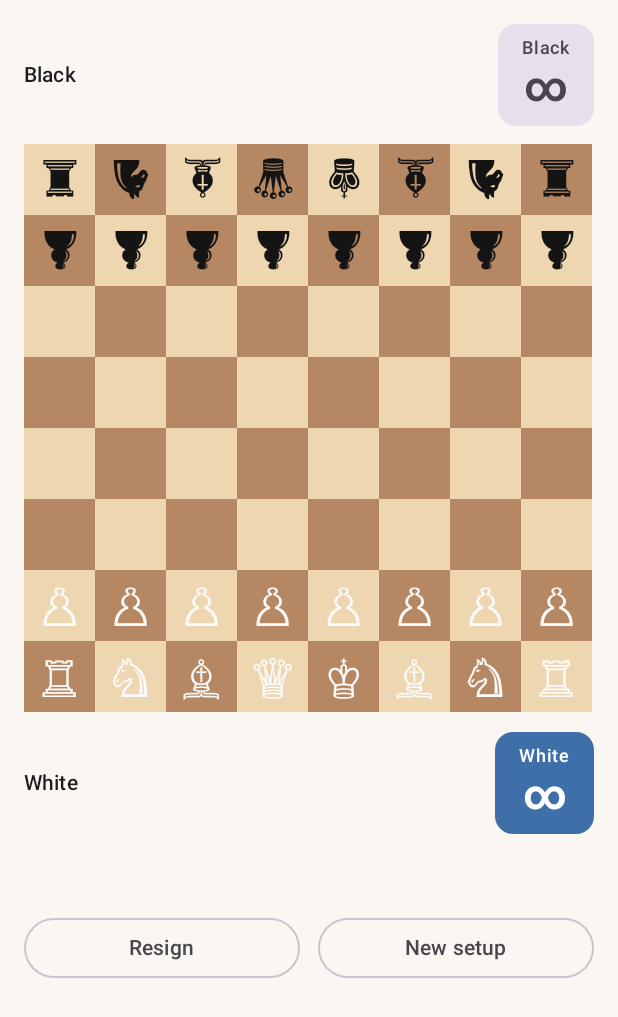
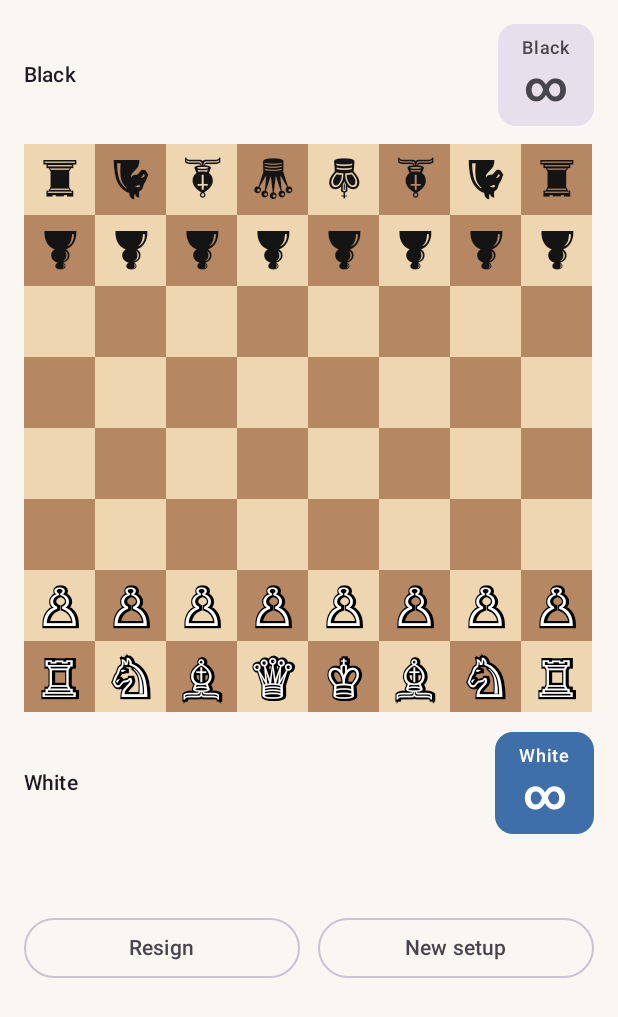
Before and after one commit to anshumanacharya/chess-game-, an Android app built with Jetpack Compose: the screen it shows after launch (MainActivity), after a tap on "Start game", on a phone screen of 412 x 824 dp. Shown: the top 1017 px of the screen. Run offline under Robolectric (Android 15) with nearby library versions, the phone set to English and light mode, and no system bars; 2 other taps on this screen came first.

Commit message:
Render white pieces as white fill with a black outline
White glyphs were a flat off-white which read as washed-out on the
light squares. Draw a black-stroked copy behind a white-filled copy
of the same glyph so White's pieces pop the way they do on a
physical set. Black pieces are unchanged (solid dark fill).

Co-Authored-By: Claude Sonnet 5 <noreply@anthropic.com>
Claude-Session: https://claude.ai/code/session_01DFshZ4bYWc3hzBNTTiuVim

```diff
--- a/app/src/main/kotlin/com/chessapp/localclock/ui/components/ChessBoard.kt
+++ b/app/src/main/kotlin/com/chessapp/localclock/ui/components/ChessBoard.kt
@@ -20,7 +20,9 @@ import androidx.compose.ui.Modifier
 import androidx.compose.ui.draw.clip
 import androidx.compose.ui.draw.rotate
 import androidx.compose.ui.graphics.Color as UiColor
+import androidx.compose.ui.graphics.drawscope.Stroke
 import androidx.compose.ui.platform.LocalDensity
+import androidx.compose.ui.text.TextStyle
 import androidx.compose.ui.unit.Dp
 import com.chessapp.engine.Color as EngineColor
 import com.chessapp.engine.GameStatus
@@ -128,12 +130,33 @@ private fun SquareCell(
         }
         piece?.let {
             val density = LocalDensity.current
-            Text(
-                text = pieceGlyph(it),
-                fontSize = with(density) { (size.toPx() * 0.72f).toSp() },
-                color = if (it.color == EngineColor.WHITE) UiColor(0xFFFAFAFA) else UiColor(0xFF141414),
-                modifier = if (it.color == EngineColor.BLACK) Modifier.rotate(180f) else Modifier
-            )
+            val (fontSizeSp, outlineWidthPx) = with(density) {
+                val fontSizePx = size.toPx() * 0.72f
+                fontSizePx.toSp() to fontSizePx * 0.09f
+            }
+            if (it.color == EngineColor.WHITE) {
+                // Layer a black stroke behind a white fill so white pieces read clearly on light squares.
+                Box(contentAlignment = Alignment.Center) {
+                    Text(
+                        text = pieceGlyph(it),
+                        fontSize = fontSizeSp,
+                        color = UiColor.Black,
+                        style = TextStyle(drawStyle = Stroke(width = outlineWidthPx))
+                    )
+                    Text(
+                        text = pieceGlyph(it),
+                        fontSize = fontSizeSp,
+                        color = UiColor.White
+                    )
+                }
+            } else {
+                Text(
+                    text = pieceGlyph(it),
+                    fontSize = fontSizeSp,
+                    color = UiColor(0xFF141414),
+                    modifier = Modifier.rotate(180f)
+                )
+            }
         }
     }
 }
```
